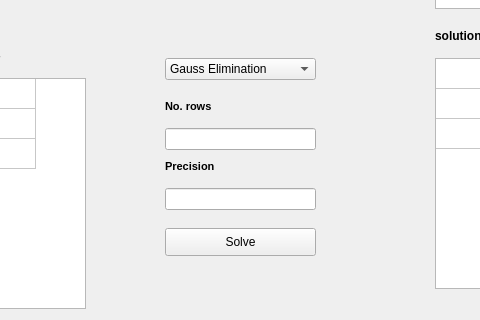
The window that src/ui/mainwindow.ui (Gang-of-CSED/Equator) describes before a commit, drawn with Qt 5; both pictures show x 285 to 765 and y 302 to 622 of the 1107 by 622 pixel window.
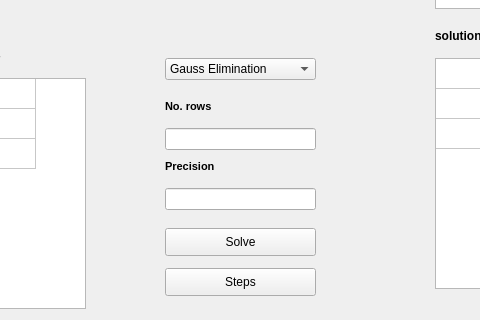
The same window after the commit.

Diff of the .ui file:
```diff
--- a/src/ui/mainwindow.ui
+++ b/src/ui/mainwindow.ui
@@ -667,6 +667,19 @@
      <string>Dark</string>
     </property>
    </widget>
+   <widget class="QPushButton" name="stepsButton">
+    <property name="geometry">
+     <rect>
+      <x>450</x>
+      <y>570</y>
+      <width>151</width>
+      <height>28</height>
+     </rect>
+    </property>
+    <property name="text">
+     <string>Steps</string>
+    </property>
+   </widget>
   </widget>
  </widget>
  <resources/>
```
Left out of the diff: 2 changed lines with no effect on the pictures.
